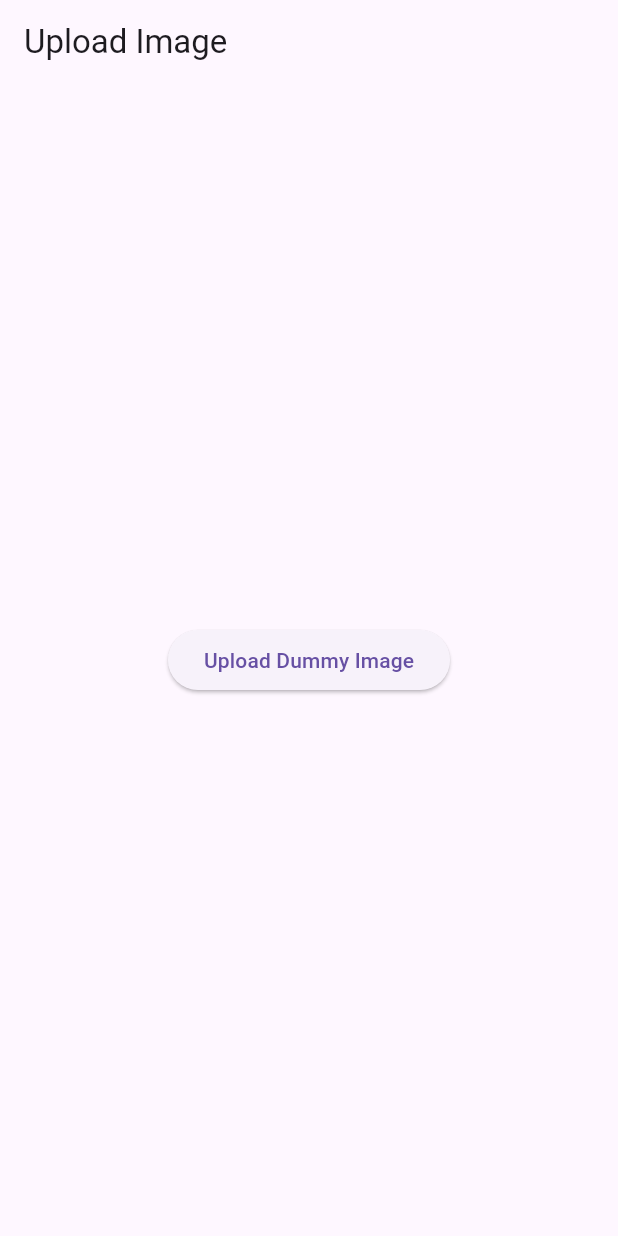
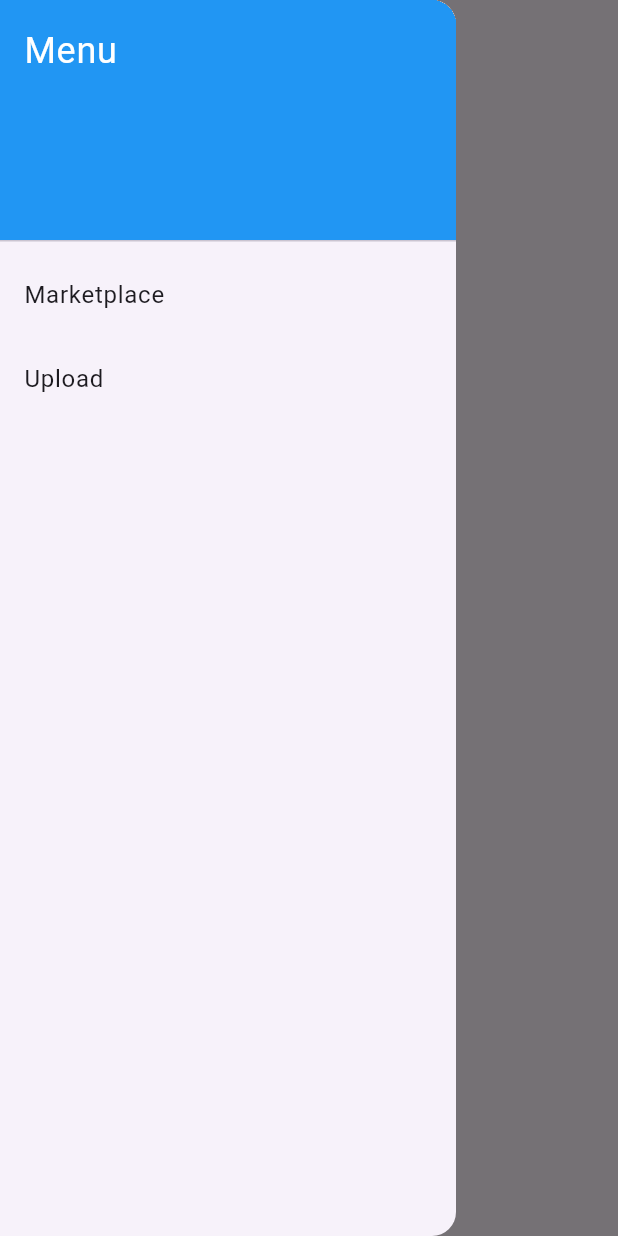
Before and after one commit to aidandegooyer/SecondHandStoreApp, a Flutter app: the screen it shows after launch, with the side drawer open (before the commit the screen has no drawer), on a phone screen of 412 x 824 dp. Run offline on Flutter 3.47's test engine with Material 3 defaults, Android fonts, the phone set to English and light mode, and no system bars.

Commit message:
Hamburger Menu Done

```diff
--- a/store_app/lib/main.dart
+++ b/store_app/lib/main.dart
@@ -7,20 +7,10 @@
   runApp(MyApp());
 }
 
-class MyApp extends StatelessWidget {
-  @override
-  Widget build(BuildContext context) {
-    return MaterialApp(
-      title: 'Django API Integration',
-      theme: ThemeData(primarySwatch: Colors.blue),
-      home: ApiDemoScreen(),
-    );
-  }
-}
-
-class ApiDemoScreen extends StatelessWidget {
+// App-wide variables
 final String baseUrl = 'http://10.0.2.2:8000/upload';
 
+// API Calls
 Future<Map<String, dynamic>> uploadImage() async {
   // Example: Create a dummy image as a byte list (in real-world, you would use a file path)
   final List<int> dummyImageBytes = [
@@ -28,8 +18,10 @@
   ];
 
   // Send image data as a multipart request
-    var request = http.MultipartRequest('POST', Uri.parse('$baseUrl/uploadImage/'));
-    request.files.add(await http.MultipartFile.fromBytes('image', dummyImageBytes, filename: 'dummy_image.png'));
+  var request =
+      http.MultipartRequest('POST', Uri.parse('$baseUrl/uploadImage/'));
+  request.files.add(await http.MultipartFile.fromBytes('image', dummyImageBytes,
+      filename: 'dummy_image.png'));
 
   var response = await request.send();
   if (response.statusCode == 200) {
@@ -39,19 +31,23 @@
   }
 }
 
-  Future<Map<String, dynamic>> createListing(String name, String description, double price) async {
+Future<Map<String, dynamic>> createListing(
+    String name, String description, double price) async {
   try {
     // Load the image as bytes from assets
-      final ByteData byteData = await rootBundle.load('assets/defaultProfilePic.jpg');
+    final ByteData byteData =
+        await rootBundle.load('assets/defaultProfilePic.jpg');
     final List<int> imageBytes = byteData.buffer.asUint8List();
 
-      var request = http.MultipartRequest('POST', Uri.parse('$baseUrl/createListing/'));
+    var request =
+        http.MultipartRequest('POST', Uri.parse('$baseUrl/createListing/'));
     request.fields['name'] = name;
     request.fields['description'] = description;
     request.fields['price'] = price.toString();
 
     // Add the image bytes to the request
-      request.files.add(http.MultipartFile.fromBytes('image', imageBytes, filename: 'sample_image.jpg'));
+    request.files.add(http.MultipartFile.fromBytes('image', imageBytes,
+        filename: 'sample_image.jpg'));
 
     // Send the request
     var response = await request.send();
@@ -68,9 +64,9 @@
   }
 }
 
-  Future<List<dynamic>> getNext(int itemsToSend, int idToStart, {String searchTerm = ""}) async {
-    final uri = Uri.parse('$baseUrl/getNext/')
-        .replace(queryParameters: {
+Future<List<dynamic>> getNext(int itemsToSend, int idToStart,
+    {String searchTerm = ""}) async {
+  final uri = Uri.parse('$baseUrl/getNext/').replace(queryParameters: {
     'itemsToSend': itemsToSend.toString(),
     'idToStart': idToStart.toString(),
     'searchTerm': searchTerm,
@@ -83,7 +79,8 @@
   }
 }
 
-  Future<void> editListing(int itemNumber, String name, String description, double price) async {
+Future<void> editListing(
+    int itemNumber, String name, String description, double price) async {
   final response = await http.put(
     Uri.parse('$baseUrl/editListing/$itemNumber/'),
     headers: {'Content-Type': 'application/json'},
@@ -99,7 +96,8 @@
 }
 
 Future<void> deleteListing(int itemNumber) async {
-    var response = await http.delete(Uri.parse('$baseUrl/deleteListing/$itemNumber/'));
+  var response =
+      await http.delete(Uri.parse('$baseUrl/deleteListing/$itemNumber/'));
   if (response.statusCode != 200) {
     throw Exception('Failed to delete listing');
   }
@@ -114,23 +112,131 @@
   }
 }
 
+class MyApp extends StatelessWidget {
+  @override
+  Widget build(BuildContext context) {
+    return MaterialApp(
+      title: 'Django API Integration',
+      theme: ThemeData(primarySwatch: Colors.blue),
+      home: Marketplace(),
+    );
+  }
+}
+
+class Marketplace extends StatelessWidget {
   @override
   Widget build(BuildContext context) {
     return Scaffold(
-      appBar: AppBar(title: Text('Upload Image')),
+      appBar: AppBar(
+        title: Text('Marketplace'),
+        leading: Builder(
+          builder: (context) => IconButton(
+            icon: Icon(Icons.menu),
+            onPressed: () {
+              Scaffold.of(context).openDrawer();
+            },
+          ),
+        ),
+      ),
+      drawer: Drawer(
+        child: ListView(
+          padding: EdgeInsets.zero,
+          children: <Widget>[
+            DrawerHeader(
+              decoration: BoxDecoration(
+                color: Colors.blue,
+              ),
+              child: Text(
+                'Menu',
+                style: TextStyle(
+                  color: Colors.white,
+                  fontSize: 24,
+                ),
+              ),
+            ),
+            ListTile(
+              title: Text('Marketplace'),
+              onTap: () {
+                Navigator.push(
+                  context,
+                  MaterialPageRoute(builder: (context) => Marketplace()),
+                );
+              },
+            ),
+            ListTile(
+              title: Text('Upload'),
+              onTap: () {
+                Navigator.push(
+                  context,
+                  MaterialPageRoute(builder: (context) => Upload()),
+                );
+              },
+            ),
+          ],
+        ),
+      ),
       body: Center(
-        child: ElevatedButton(
-          onPressed: () async {
-            try {
-              final response = await uploadImage();
-              print('Upload Response: $response');
-            } catch (e) {
-              print('Error: $e');
-            }
-          },
-          child: Text('Upload Dummy Image'),
-        ),
+        child: Text('Marketplace'),
       ),
     );
   }
 }
+
+class Upload extends StatelessWidget {
+  @override
+  Widget build(BuildContext context) {
+    return Scaffold(
+      appBar: AppBar(
+        title: Text('Upload'),
+        leading: Builder(
+          builder: (context) => IconButton(
+            icon: Icon(Icons.menu),
+            onPressed: () {
+              Scaffold.of(context).openDrawer();
+            },
+          ),
+        ),
+      ),
+      drawer: Drawer(
+        child: ListView(
+          padding: EdgeInsets.zero,
+          children: <Widget>[
+            DrawerHeader(
+              decoration: BoxDecoration(
+                color: Colors.blue,
+              ),
+              child: Text(
+                'Menu',
+                style: TextStyle(
+                  color: Colors.white,
+                  fontSize: 24,
+                ),
+              ),
+            ),
+            ListTile(
+              title: Text('Marketplace'),
+              onTap: () {
+                Navigator.push(
+                  context,
+                  MaterialPageRoute(builder: (context) => Marketplace()),
+                );
+              },
+            ),
+            ListTile(
+              title: Text('Upload'),
+              onTap: () {
+                Navigator.push(
+                  context,
+                  MaterialPageRoute(builder: (context) => Upload()),
+                );
+              },
+            ),
+          ],
+        ),
+      ),
+      body: Center(
+        child: Text('Upload'),
+      ),
+    );
+  }
+}
```
Lines whose indentation alone changed are shown as unchanged.
